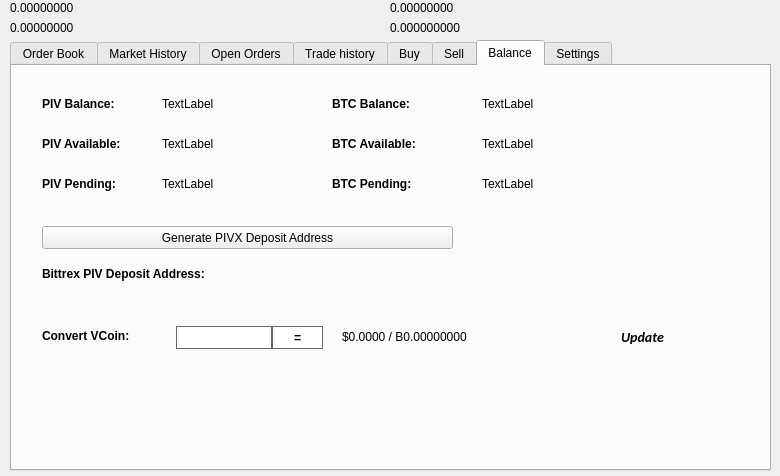
bytzcurrency/slate, file src/qt/forms/tradingdialog.ui: the form before one commit.
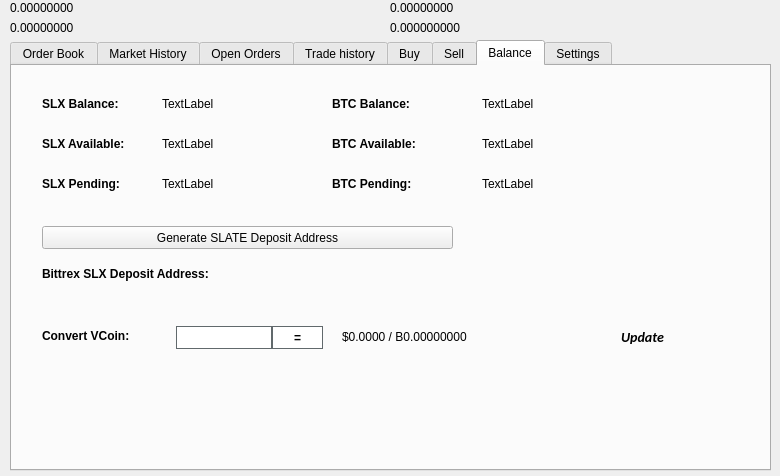
The form after the commit. The open tabs and pages were chosen to show the change. Icons and pictures are not drawn.

Commit message: Rebrand from PIVX --> SLATE

```diff
--- a/src/qt/forms/tradingdialog.ui
+++ b/src/qt/forms/tradingdialog.ui
@@ -2762,7 +2762,7 @@
       </font>
      </property>
      <property name="text">
-      <string>PIV Balance:</string>
+      <string>SLX Balance:</string>
      </property>
     </widget>
     <widget class="QLabel" name="label_12">
@@ -2813,7 +2813,7 @@
       </font>
      </property>
      <property name="text">
-      <string>PIV Available:</string>
+      <string>SLX Available:</string>
      </property>
     </widget>
     <widget class="QLabel" name="label_14">
@@ -2832,7 +2832,7 @@
       </font>
      </property>
      <property name="text">
-      <string>PIV Pending:</string>
+      <string>SLX Pending:</string>
      </property>
     </widget>
     <widget class="QLabel" name="PIVPendingLabel">
@@ -2928,7 +2928,7 @@
       </font>
      </property>
      <property name="text">
-      <string>Bittrex PIV Deposit Address:</string>
+      <string>Bittrex SLX Deposit Address:</string>
      </property>
     </widget>
     <widget class="QPushButton" name="GenDepositBTN">
@@ -2941,7 +2941,7 @@
       </rect>
      </property>
      <property name="text">
-      <string>Generate PIVX Deposit Address</string>
+      <string>Generate SLATE Deposit Address</string>
      </property>
      <property name="icon">
       <iconset resource="../pivx.qrc">
```
Left out of the diff: 46 changed lines with no effect on the pictures. The commit also changes 331 other files.
